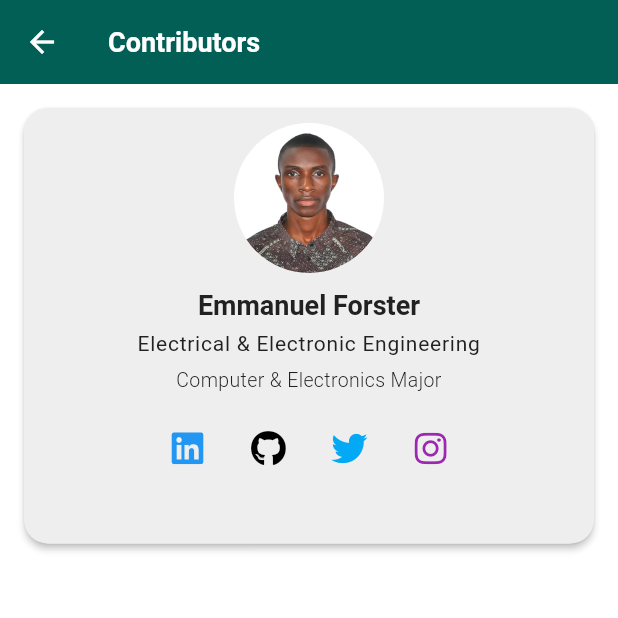
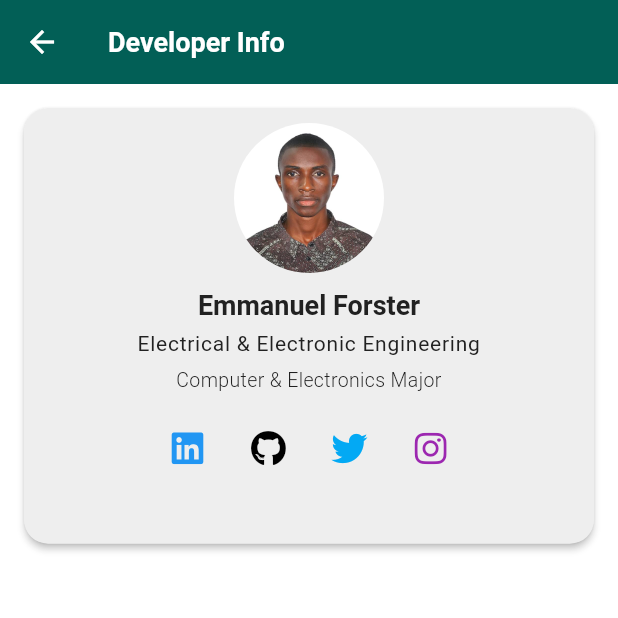
Before and after one commit to Emmie05/Student-Tookit-App, a Flutter app: the ContributorsScreen screen opened directly, on a phone screen of 412 x 824 dp, the top half of it. Run offline on Flutter 3.47's test engine with Material 3 defaults, Android fonts, the phone set to English and light mode, and no system bars; our stand-ins replace firebase_analytics, firebase_core, flutter_native_splash, flutter_svg, font_awesome_flutter, shared_preferences; accounts and stored records are empty.

Commit message:
Update app bar title in contributors screen to "Developer Info"

```diff
--- a/student_toolkit_app/lib/screens/contributors_screen.dart
+++ b/student_toolkit_app/lib/screens/contributors_screen.dart
@@ -64,7 +64,7 @@ class _ContributorsScreenState extends State<ContributorsScreen> {
   Widget build(BuildContext context) {
     return Scaffold(
       appBar: AppBar(
-        title: const Text("Contributors"),
+        title: const Text("Developer Info"),
       ),
       body: Padding(
         padding: const EdgeInsets.all(12.0),
```
